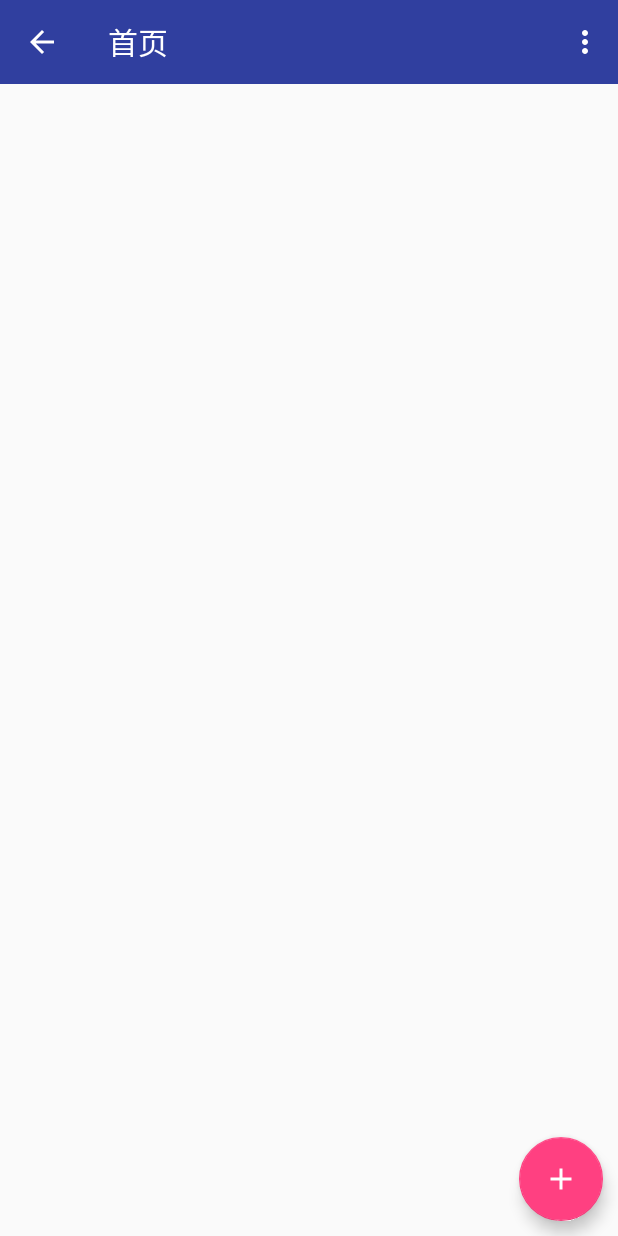
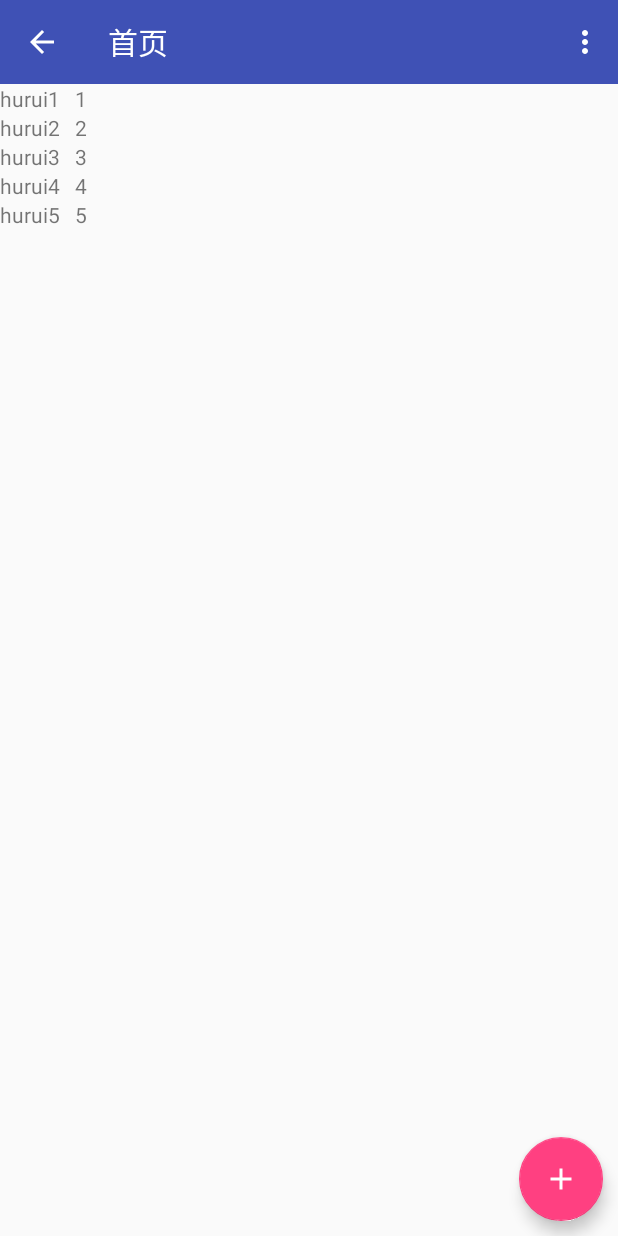
Before and after one commit to hurui1990/KotlinTest, an Android app: the screen it shows after launch (MainActivity), on a phone screen of 412 x 824 dp. Run offline under Robolectric (Android 15) with nearby library versions, the phone set to English and light mode, and no system bars.

Commit message:
添加了RecyclerView列表

```diff
--- a/app/src/main/AndroidManifest.xml
+++ b/app/src/main/AndroidManifest.xml
@@ -9,7 +9,7 @@
         android:roundIcon="@mipmap/ic_launcher_round"
         android:supportsRtl="true"
         android:theme="@style/AppTheme" >
-        <activity android:name=".MainActivity" >
+        <activity android:name=".view.MainActivity" >
             <intent-filter>
                 <action android:name="android.intent.action.MAIN" />
                 <category android:name="android.intent.category.LAUNCHER" />
--- /dev/null
+++ b/app/src/main/java/com/example/hurui/kotlintest/adapter/MyAdapter.kt
@@ -0,0 +1,33 @@
+package com.example.hurui.kotlintest.adapter
+
+import android.support.v7.widget.RecyclerView
+import android.view.LayoutInflater
+import android.view.View
+import android.view.ViewGroup
+import com.example.hurui.kotlintest.R
+import com.example.hurui.kotlintest.bean.User
+import kotlinx.android.synthetic.main.list_item.view.*
+
+
+/**
+ * Created by hurui on 2017/5/22.
+ */
+class MyAdapter(var dataList : ArrayList<User>) : RecyclerView.Adapter<MyAdapter.ViewHolder>() {
+    override fun onBindViewHolder(viewHolder : ViewHolder?, position: Int) {
+        var user : User = dataList.get(position)
+        viewHolder?.view?.name?.text = user.name
+        viewHolder?.view?.age?.text = user.age.toString()
+    }
+
+    override fun onCreateViewHolder(viewGroup: ViewGroup?, posotion: Int): ViewHolder {
+        var view : View = LayoutInflater.from(viewGroup!!.context).inflate(R.layout.list_item,null)
+        return ViewHolder(view)
+    }
+
+    override fun getItemCount(): Int {
+        return dataList.size
+    }
+
+
+    class ViewHolder(var view : View?) : RecyclerView.ViewHolder(view)
+}
--- /dev/null
+++ b/app/src/main/java/com/example/hurui/kotlintest/bean/User.kt
@@ -0,0 +1,6 @@
+package com.example.hurui.kotlintest.bean
+
+/**
+ * Created by hurui on 2017/5/22.
+ */
+class User (var name:String, var age:Int)
--- a/app/src/main/java/com/example/hurui/kotlintest/MainActivity.kt
+++ b/app/src/main/java/com/example/hurui/kotlintest/view/MainActivity.kt
@@ -1,16 +1,20 @@
-package com.example.hurui.kotlintest
+package com.example.hurui.kotlintest.view
 
-import android.content.Context
 import android.support.v7.app.AppCompatActivity
 import android.os.Bundle
 import android.support.design.widget.Snackbar
+import android.support.v7.widget.LinearLayoutManager
 import android.view.Menu
 import android.view.MenuItem
-import android.view.Window
 import android.widget.Toast
+import com.example.hurui.kotlintest.R
+import com.example.hurui.kotlintest.adapter.MyAdapter
+import com.example.hurui.kotlintest.bean.User
 import kotlinx.android.synthetic.main.activity_main.*//kotlin-android-extensions插件的作用，可以直接引用该布局中的id
 
 class MainActivity : AppCompatActivity() {
+
+    var dateList : ArrayList<User>? = null
 
     override fun onCreate(savedInstanceState: Bundle?) {
         super.onCreate(savedInstanceState)
@@ -19,6 +23,17 @@ class MainActivity : AppCompatActivity() {
         supportActionBar?.title = resources.getString(R.string.first_page)
 
         fab.setOnClickListener { view -> Snackbar.make(view, "Snackbar", Snackbar.LENGTH_SHORT).show() }
+
+        dateList = ArrayList<User>()
+        dateList!!.add(User("hurui1", 1))
+        dateList!!.add(User("hurui2", 2))
+        dateList!!.add(User("hurui3", 3))
+        dateList!!.add(User("hurui4", 4))
+        dateList!!.add(User("hurui5", 5))
+
+        recycler.layoutManager = LinearLayoutManager(this)
+        recycler.adapter = MyAdapter(dateList!!)
+
 
     }
 
--- a/app/src/main/res/layout/activity_main.xml
+++ b/app/src/main/res/layout/activity_main.xml
@@ -5,18 +5,27 @@
     xmlns:app="http://schemas.android.com/apk/res-auto"
     android:layout_width="match_parent"
     android:layout_height="match_parent"
-    tools:context="com.example.hurui.kotlintest.MainActivity">
+    android:orientation="vertical"
+    android:fitsSystemWindows="true"
+    tools:context="com.example.hurui.kotlintest.view.MainActivity">
 
     <android.support.v7.widget.Toolbar
         android:id="@+id/toolbar"
         android:layout_width="match_parent"
         android:layout_height="?android:attr/actionBarSize"
-        android:background="?attr/colorPrimaryDark"
+        android:background="@color/colorPrimary"
         app:navigationIcon="@drawable/ic_arrow_back"
         app:theme="@style/ToolbarTheme"
         app:popupTheme="@style/ToolbarPopupTheme"
         >
     </android.support.v7.widget.Toolbar>
+
+    <android.support.v7.widget.RecyclerView
+        android:id="@+id/recycler"
+        android:layout_width="match_parent"
+        android:layout_height="match_parent"
+        android:layout_marginTop="?android:attr/actionBarSize">
+    </android.support.v7.widget.RecyclerView>
 
     <android.support.design.widget.FloatingActionButton
         android:id="@+id/fab"
--- /dev/null
+++ b/app/src/main/res/layout/list_item.xml
@@ -0,0 +1,18 @@
+<?xml version="1.0" encoding="utf-8"?>
+<LinearLayout xmlns:android="http://schemas.android.com/apk/res/android"
+    android:orientation="horizontal"
+    android:layout_width="match_parent"
+    android:layout_height="match_parent">
+
+    <TextView
+        android:id="@+id/name"
+        android:layout_width="wrap_content"
+        android:layout_height="wrap_content" />
+
+    <TextView
+        android:id="@+id/age"
+        android:layout_width="wrap_content"
+        android:layout_height="wrap_content"
+        android:layout_marginStart="10dp"/>
+
+</LinearLayout>
```
